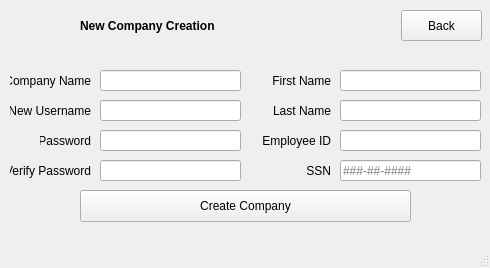
Old version of the form EDI/windownewcompany.ui in the repository katietrom11392/EDI.
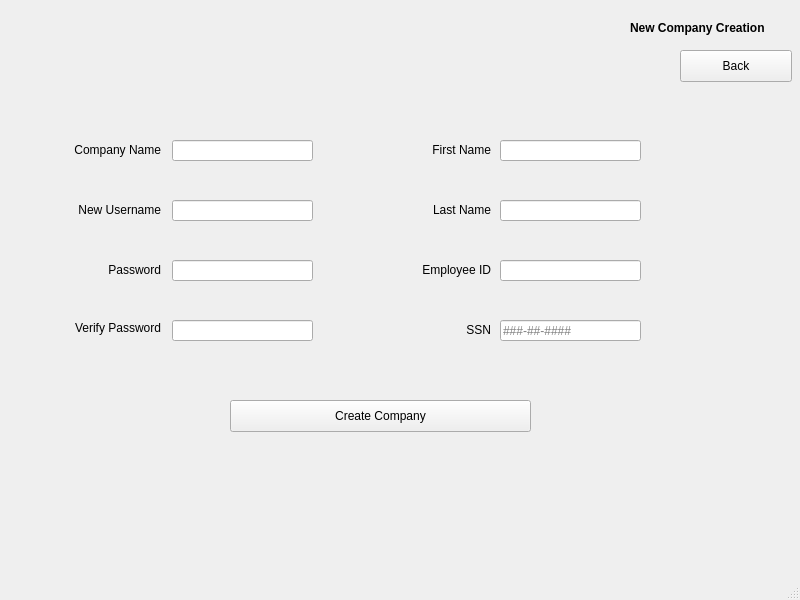
New version of the form. Icons and pictures are not drawn.

```diff
--- a/EDI/windownewcompany.ui
+++ b/EDI/windownewcompany.ui
@@ -6,28 +6,10 @@
    <rect>
     <x>0</x>
     <y>0</y>
-    <width>490</width>
-    <height>268</height>
+    <width>800</width>
+    <height>600</height>
    </rect>
   </property>
-  <property name="sizePolicy">
-   <sizepolicy hsizetype="Fixed" vsizetype="Fixed">
-    <horstretch>0</horstretch>
-    <verstretch>0</verstretch>
-   </sizepolicy>
-  </property>
-  <property name="minimumSize">
-   <size>
-    <width>490</width>
-    <height>268</height>
-   </size>
-  </property>
-  <property name="maximumSize">
-   <size>
-    <width>490</width>
-    <height>268</height>
-   </size>
-  </property>
   <property name="windowTitle">
    <string>MainWindow</string>
   </property>
@@ -35,10 +17,10 @@
    <widget class="QLabel" name="label_title">
     <property name="geometry">
      <rect>
-      <x>80</x>
-      <y>10</y>
+      <x>630</x>
+      <y>20</y>
       <width>151</width>
-      <height>31</height>
+      <height>16</height>
      </rect>
     </property>
     <property name="font">
@@ -54,9 +36,9 @@
    <widget class="QPushButton" name="pushButtonNewCompanyDone">
     <property name="geometry">
      <rect>
-      <x>80</x>
-      <y>190</y>
-      <width>331</width>
+      <x>230</x>
+      <y>400</y>
+      <width>301</width>
       <height>32</height>
      </rect>
     </property>
@@ -67,10 +49,10 @@
    <widget class="QLabel" name="label_companyName">
     <property name="geometry">
      <rect>
-      <x>10</x>
-      <y>70</y>
-      <width>81</width>
-      <height>21</height>
+      <x>60</x>
+      <y>140</y>
+      <width>101</width>
+      <height>20</height>
      </rect>
     </property>
     <property name="text">
@@ -83,10 +65,10 @@
    <widget class="QLabel" name="label_newUsername">
     <property name="geometry">
      <rect>
-      <x>10</x>
-      <y>100</y>
-      <width>81</width>
-      <height>21</height>
+      <x>70</x>
+      <y>200</y>
+      <width>91</width>
+      <height>20</height>
      </rect>
     </property>
     <property name="text">
@@ -99,10 +81,10 @@
    <widget class="QLabel" name="label_password">
     <property name="geometry">
      <rect>
-      <x>40</x>
-      <y>130</y>
-      <width>51</width>
-      <height>21</height>
+      <x>100</x>
+      <y>260</y>
+      <width>61</width>
+      <height>20</height>
      </rect>
     </property>
     <property name="text">
@@ -115,10 +97,10 @@
    <widget class="QLabel" name="label_verifyPassword">
     <property name="geometry">
      <rect>
-      <x>10</x>
-      <y>160</y>
-      <width>81</width>
-      <height>21</height>
+      <x>60</x>
+      <y>320</y>
+      <width>101</width>
+      <height>16</height>
      </rect>
     </property>
     <property name="text">
@@ -131,8 +113,8 @@
    <widget class="QLineEdit" name="lineEdit_company_name">
     <property name="geometry">
      <rect>
-      <x>100</x>
-      <y>70</y>
+      <x>172</x>
+      <y>140</y>
       <width>141</width>
       <height>21</height>
      </rect>
@@ -144,8 +126,8 @@
    <widget class="QLineEdit" name="lineEdit_verify_password">
     <property name="geometry">
      <rect>
-      <x>100</x>
-      <y>160</y>
+      <x>172</x>
+      <y>320</y>
       <width>141</width>
       <height>21</height>
      </rect>
@@ -163,8 +145,8 @@
    <widget class="QLineEdit" name="lineEdit_password">
     <property name="geometry">
      <rect>
-      <x>100</x>
-      <y>130</y>
+      <x>172</x>
+      <y>260</y>
       <width>141</width>
       <height>21</height>
      </rect>
@@ -182,8 +164,8 @@
    <widget class="QLineEdit" name="lineEdit_new_username">
     <property name="geometry">
      <rect>
-      <x>100</x>
-      <y>100</y>
+      <x>172</x>
+      <y>200</y>
       <width>141</width>
       <height>21</height>
      </rect>
@@ -195,10 +177,10 @@
    <widget class="QLabel" name="label_6">
     <property name="geometry">
      <rect>
-      <x>260</x>
-      <y>70</y>
+      <x>420</x>
+      <y>140</y>
       <width>71</width>
-      <height>21</height>
+      <height>20</height>
      </rect>
     </property>
     <property name="text">
@@ -211,10 +193,10 @@
    <widget class="QLabel" name="label_lastName">
     <property name="geometry">
      <rect>
-      <x>260</x>
-      <y>100</y>
+      <x>420</x>
+      <y>200</y>
       <width>71</width>
-      <height>21</height>
+      <height>20</height>
      </rect>
     </property>
     <property name="text">
@@ -227,10 +209,10 @@
    <widget class="QLabel" name="label_SSN">
     <property name="geometry">
      <rect>
-      <x>300</x>
-      <y>160</y>
+      <x>460</x>
+      <y>320</y>
       <width>31</width>
-      <height>21</height>
+      <height>20</height>
      </rect>
     </property>
     <property name="text">
@@ -243,8 +225,8 @@
    <widget class="QLineEdit" name="lineEdit_ssn">
     <property name="geometry">
      <rect>
-      <x>340</x>
-      <y>160</y>
+      <x>500</x>
+      <y>320</y>
       <width>141</width>
       <height>21</height>
      </rect>
@@ -259,8 +241,8 @@
    <widget class="QLineEdit" name="lineEdit_last_name">
     <property name="geometry">
      <rect>
-      <x>340</x>
-      <y>100</y>
+      <x>500</x>
+      <y>200</y>
       <width>141</width>
       <height>21</height>
      </rect>
@@ -272,8 +254,8 @@
    <widget class="QLineEdit" name="lineEdit_first_name">
     <property name="geometry">
      <rect>
-      <x>340</x>
-      <y>70</y>
+      <x>500</x>
+      <y>140</y>
       <width>141</width>
       <height>21</height>
      </rect>
@@ -285,10 +267,10 @@
    <widget class="QPushButton" name="pushButton">
     <property name="geometry">
      <rect>
-      <x>401</x>
-      <y>10</y>
-      <width>81</width>
-      <height>31</height>
+      <x>680</x>
+      <y>50</y>
+      <width>112</width>
+      <height>32</height>
      </rect>
     </property>
     <property name="text">
@@ -317,8 +299,8 @@
    <widget class="QLineEdit" name="lineEdit_employee_id">
     <property name="geometry">
      <rect>
-      <x>340</x>
-      <y>130</y>
+      <x>500</x>
+      <y>260</y>
       <width>141</width>
       <height>21</height>
      </rect>
@@ -336,10 +318,10 @@
    <widget class="QLabel" name="label_employeeID">
     <property name="geometry">
      <rect>
-      <x>250</x>
-      <y>130</y>
+      <x>410</x>
+      <y>260</y>
       <width>81</width>
-      <height>21</height>
+      <height>20</height>
      </rect>
     </property>
     <property name="text">
```
Left out of the diff: 42 changed lines with no effect on the pictures.
